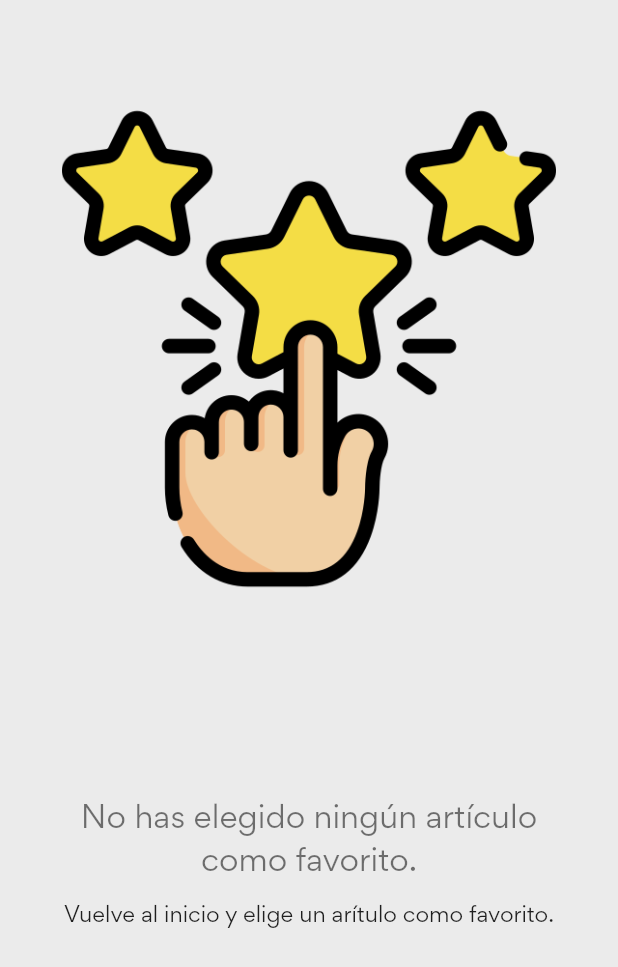
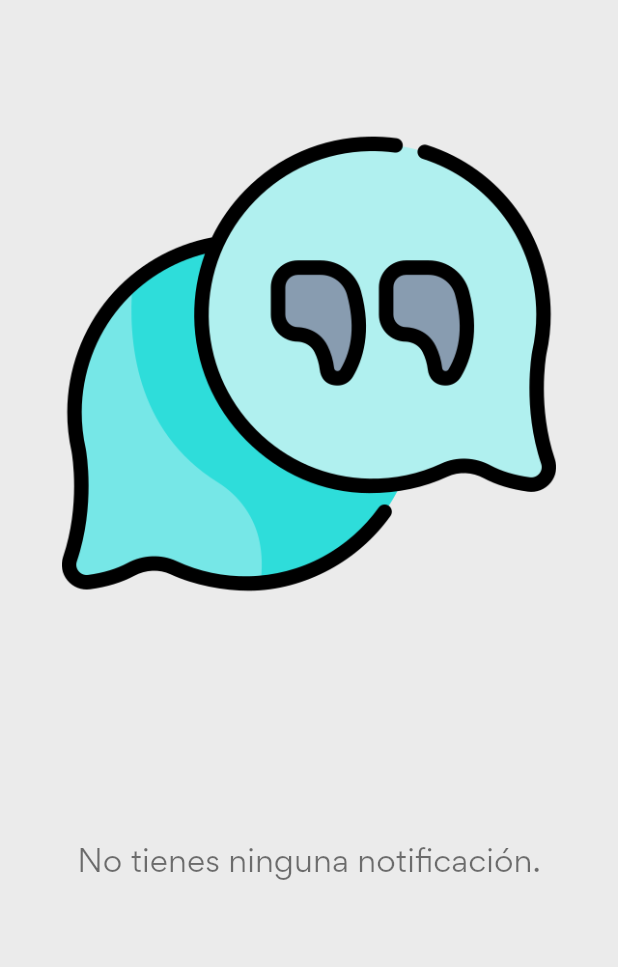
Before and after one commit to stivengm/ShopBeer_2022, a Flutter app: the NotificationsEmpyView widget shown alone on an empty page, opened directly, on a phone screen of 412 x 824 dp. Shown: the top 967 px of the screen. Run offline on Flutter 3.47's test engine with Material 2 defaults, Android fonts, the phone set to English and light mode, and no system bars; our stand-ins replace another_flushbar, bloc, email_validator, equatable, firebase_auth, firebase_core and 12 more; accounts and stored records are empty; generated files the repository leaves out were written again; network calls fail.

Commit message:
Fix notifications empy.

```diff
--- a/lib/gui/views/notifications_view/notifications_empy_view.dart
+++ b/lib/gui/views/notifications_view/notifications_empy_view.dart
@@ -9,14 +9,12 @@ class NotificationsEmpyView extends StatelessWidget {
     return Column(
       mainAxisAlignment: MainAxisAlignment.spaceAround,
       children: [
-        Image.asset('assets/resources/favoritos.png', height: media.height * .4, width: double.infinity),
+        Image.asset('assets/resources/notifications.png', height: media.height * .4, width: double.infinity),
         Padding(
           padding: EdgeInsets.symmetric(horizontal: media.width * .1),
           child: Column(
             children: [
-              Text("No has elegido ningún artículo como favorito.", style: Theme.of(context).textTheme.headline3!.copyWith(fontSize: 20.0), textAlign: TextAlign.center),
-              const SizedBox(height: 10.0),
-              const Text("Vuelve al inicio y elige un arítulo como favorito."),
+              Text("No tienes ninguna notificación.", style: Theme.of(context).textTheme.headline3!.copyWith(fontSize: 20.0), textAlign: TextAlign.center),
             ],
           ),
         ),
```
